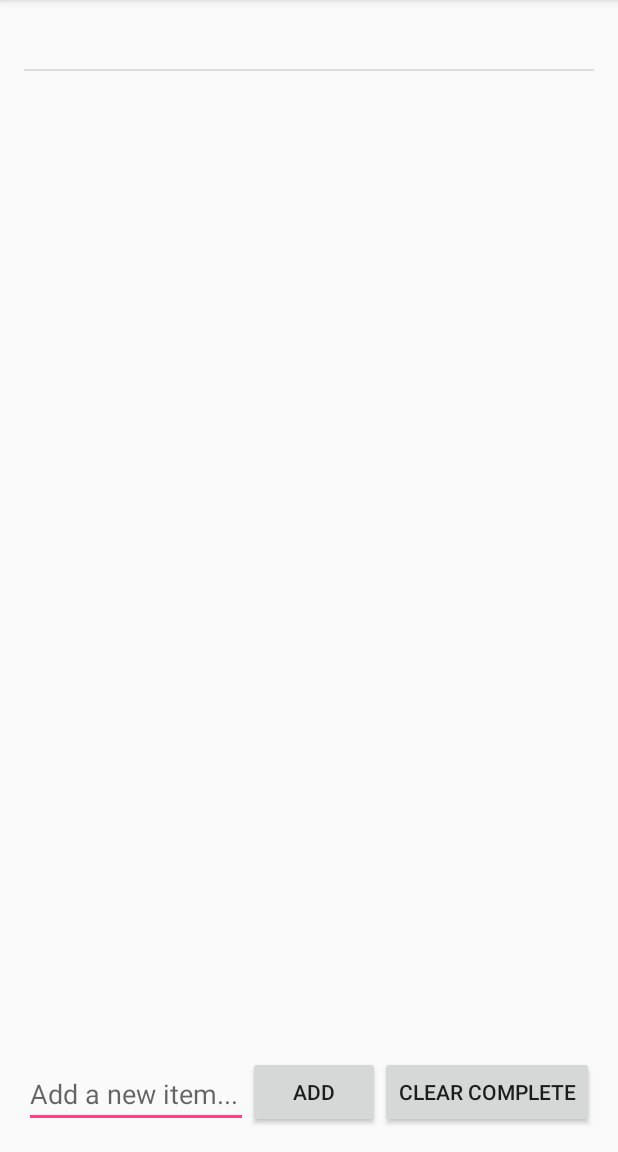
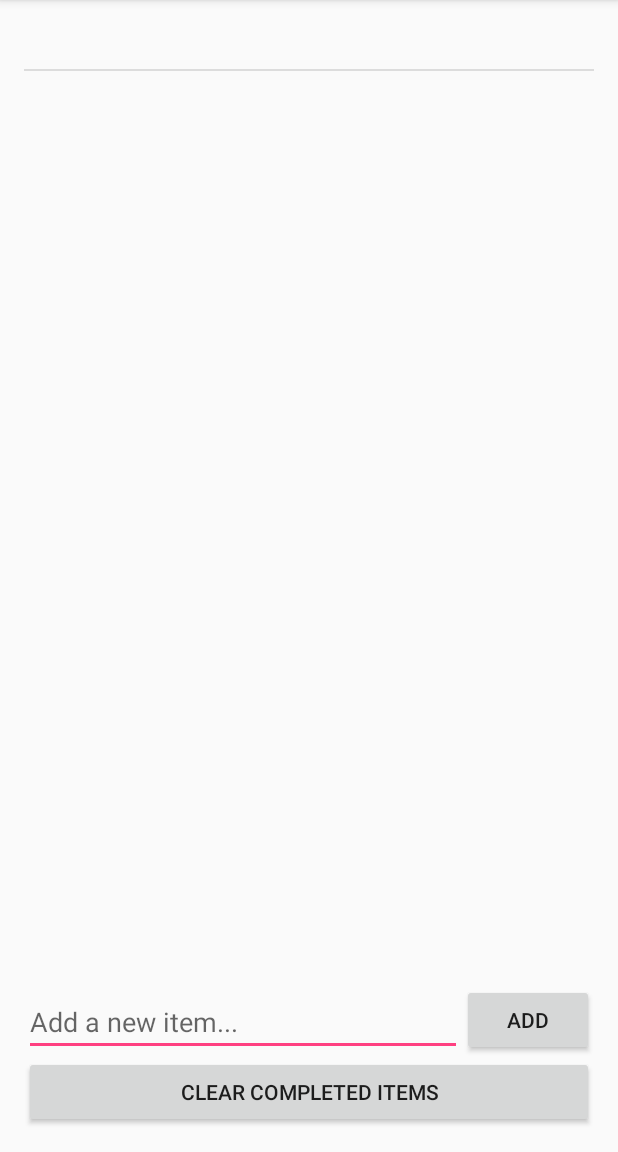
Before and after one commit to violetaria/CompleteMe, an Android app: the screen it shows after launch (MainActivity), after a tap on "ADD", on a phone screen of 412 x 824 dp, the part 84-1236 px from its top. Run offline under Robolectric (Android 15) with nearby library versions, the phone set to English and light mode, and no system bars; libraries missing offline, so code that uses them is left out: com.activeandroid, com.activeandroid.annotation, com.activeandroid.query; pictures from the network do not load; 6 statements that could not run were skipped.

Commit message:
redo layout

```diff
--- a/app/src/main/res/layout/activity_main.xml
+++ b/app/src/main/res/layout/activity_main.xml
@@ -2,7 +2,7 @@
 <RelativeLayout
     xmlns:android="http://schemas.android.com/apk/res/android"
     xmlns:tools="http://schemas.android.com/tools"
-    android:layout_width="match_parent"
+    android:layout_width="wrap_content"
     android:layout_height="match_parent"
     android:paddingBottom="@dimen/activity_vertical_margin"
     android:paddingLeft="@dimen/activity_horizontal_margin"
@@ -16,20 +16,19 @@
         android:text="@string/add"
         android:id="@+id/btnAddItem"
         android:onClick="onAddItem"
-        android:layout_alignTop="@+id/btnClearCompleted"
-        android:layout_toLeftOf="@+id/btnClearCompleted"
-        android:layout_toStartOf="@+id/btnClearCompleted"/>
+        android:layout_above="@+id/btnClearCompleted"
+        android:layout_alignParentRight="true"
+        android:layout_alignParentEnd="true"/>
 
     <EditText
         android:layout_width="wrap_content"
         android:layout_height="wrap_content"
         android:id="@+id/etNewItem"
-        android:layout_alignBottom="@+id/btnAddItem"
+        android:hint="@string/add_item"
+        android:layout_above="@+id/btnClearCompleted"
+        android:layout_toLeftOf="@+id/btnAddItem"
         android:layout_alignParentLeft="true"
-        android:layout_alignParentStart="true"
-        android:layout_toLeftOf="@+id/btnAddItem"
-        android:layout_toStartOf="@+id/btnAddItem"
-        android:hint="@string/add_item"/>
+        android:layout_alignParentStart="true"/>
 
     <ListView
         android:layout_width="wrap_content"
@@ -38,7 +37,7 @@
         android:layout_alignParentTop="true"
         android:layout_alignParentLeft="true"
         android:layout_alignParentStart="true"
-        android:layout_above="@+id/etNewItem"/>
+        android:layout_above="@+id/btnAddItem"/>
 
     <Button
         android:layout_width="wrap_content"
@@ -48,5 +47,8 @@
         android:layout_alignParentBottom="true"
         android:layout_alignParentRight="true"
         android:layout_alignParentEnd="true"
-        android:onClick="onClearCompleted"/>
+        android:onClick="onClearCompleted"
+        android:layout_alignParentLeft="true"
+        android:layout_alignParentStart="true"/>
+
 </RelativeLayout>
--- a/app/src/main/res/values/strings.xml
+++ b/app/src/main/res/values/strings.xml
@@ -4,5 +4,5 @@
     <string name="add_item">Add a new item...</string>
     <string name="saveItem">Save</string>
     <string name="editLabel">Edit item below:</string>
-    <string name="clearCompleted">Clear Complete</string>
+    <string name="clearCompleted">Clear Completed Items</string>
 </resources>
```
